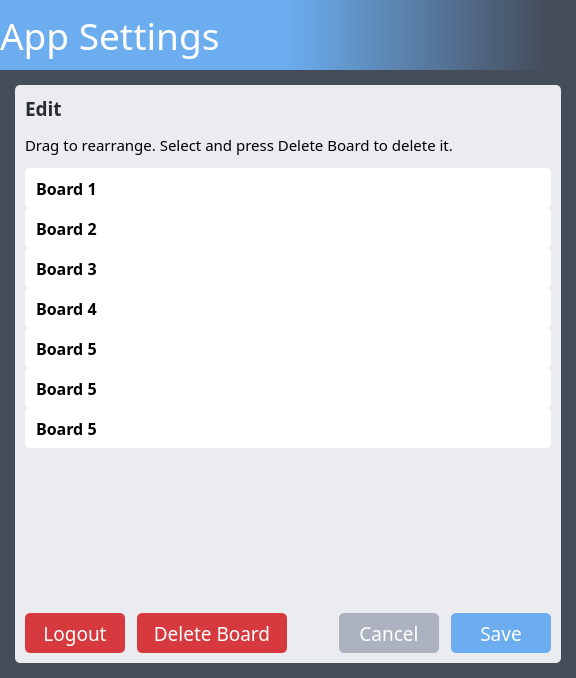
Before: the Qt Designer form src/ui/app_settings.ui in dulapahv/Kanbaru, drawn with Qt 5.
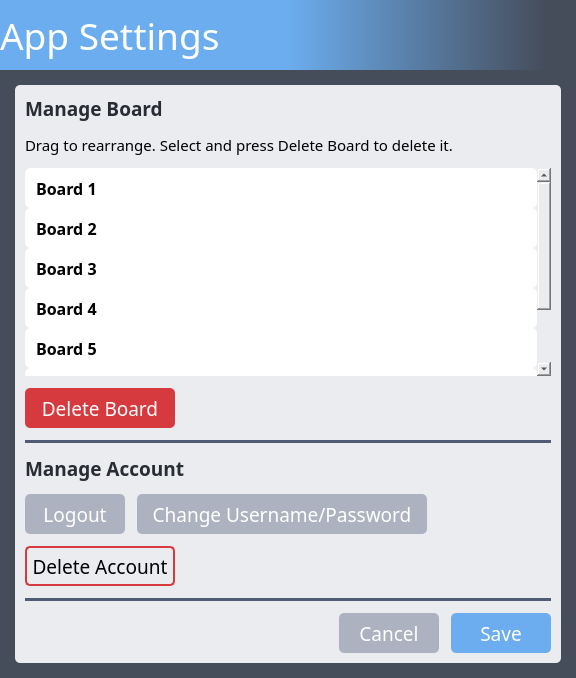
After: the same form once the commit is applied.

What changed in the file:
```diff
--- a/src/ui/app_settings.ui
+++ b/src/ui/app_settings.ui
@@ -113,7 +113,7 @@
                  <string notr="true">color: #282c33;</string>
                 </property>
                 <property name="text">
-                 <string>Edit</string>
+                 <string>Manage Board</string>
                 </property>
                </widget>
               </item>
@@ -145,6 +145,9 @@
 QListWidget::item:hover {background-color: #f4f5f7; color: #000000}
 QScrollBar:vertical {width: 10px; margin: 0px 0px 0px 0px; background-color: #acb2bf}</string>
                 </property>
+                <property name="frameShape">
+                 <enum>QFrame::NoFrame</enum>
+                </property>
                 <property name="dragEnabled">
                  <bool>true</bool>
                 </property>
@@ -200,76 +203,212 @@
                 </item>
                </widget>
               </item>
+              <item>
+               <widget class="QPushButton" name="pushButton_4">
+                <property name="sizePolicy">
+                 <sizepolicy hsizetype="Fixed" vsizetype="Fixed">
+                  <horstretch>0</horstretch>
+                  <verstretch>0</verstretch>
+                 </sizepolicy>
+                </property>
+                <property name="minimumSize">
+                 <size>
+                  <width>150</width>
+                  <height>40</height>
+                 </size>
+                </property>
+                <property name="font">
+                 <font>
+                  <family>Torus Pro</family>
+                  <pointsize>14</pointsize>
+                 </font>
+                </property>
+                <property name="cursor">
+                 <cursorShape>PointingHandCursor</cursorShape>
+                </property>
+                <property name="styleSheet">
+                 <string notr="true">QPushButton {background-color: #d63a3e; color: #ffffff; border-radius: 5px}
+QPushButton:hover {background-color: #9e2a2a;}</string>
+                </property>
+                <property name="text">
+                 <string>Delete Board</string>
+                </property>
+               </widget>
+              </item>
+              <item>
+               <widget class="Line" name="line_2">
+                <property name="styleSheet">
+                 <string notr="true">background-color: #505b76;</string>
+                </property>
+                <property name="frameShadow">
+                 <enum>QFrame::Plain</enum>
+                </property>
+                <property name="lineWidth">
+                 <number>0</number>
+                </property>
+                <property name="midLineWidth">
+                 <number>0</number>
+                </property>
+                <property name="orientation">
+                 <enum>Qt::Horizontal</enum>
+                </property>
+               </widget>
+              </item>
+              <item>
+               <widget class="QLabel" name="label_9">
+                <property name="font">
+                 <font>
+                  <family>Torus Pro</family>
+                  <pointsize>14</pointsize>
+                  <bold>true</bold>
+                 </font>
+                </property>
+                <property name="styleSheet">
+                 <string notr="true">color: #282c33;</string>
+                </property>
+                <property name="text">
+                 <string>Manage Account</string>
+                </property>
+               </widget>
+              </item>
+              <item>
+               <layout class="QHBoxLayout" name="horizontalLayout_2">
+                <item>
+                 <widget class="QPushButton" name="pushButton_6">
+                  <property name="sizePolicy">
+                   <sizepolicy hsizetype="Fixed" vsizetype="Fixed">
+                    <horstretch>0</horstretch>
+                    <verstretch>0</verstretch>
+                   </sizepolicy>
+                  </property>
+                  <property name="minimumSize">
+                   <size>
+                    <width>100</width>
+                    <height>40</height>
+                   </size>
+                  </property>
+                  <property name="font">
+                   <font>
+                    <family>Torus Pro</family>
+                    <pointsize>14</pointsize>
+                   </font>
+                  </property>
+                  <property name="cursor">
+                   <cursorShape>PointingHandCursor</cursorShape>
+                  </property>
+                  <property name="styleSheet">
+                   <string notr="true">QPushButton {background-color: #acb2bf; color: #ffffff; border-radius: 5px}
+QPushButton:hover {background-color: #7e828c;}</string>
+                  </property>
+                  <property name="text">
+                   <string>Logout</string>
+                  </property>
+                 </widget>
+                </item>
+                <item>
+                 <widget class="QPushButton" name="pushButton_8">
+                  <property name="sizePolicy">
+                   <sizepolicy hsizetype="Fixed" vsizetype="Fixed">
+                    <horstretch>0</horstretch>
+                    <verstretch>0</verstretch>
+                   </sizepolicy>
+                  </property>
+                  <property name="minimumSize">
+                   <size>
+                    <width>290</width>
+                    <height>40</height>
+                   </size>
+                  </property>
+                  <property name="font">
+                   <font>
+                    <family>Torus Pro</family>
+                    <pointsize>14</pointsize>
+                   </font>
+                  </property>
+                  <property name="cursor">
+                   <cursorShape>PointingHandCursor</cursorShape>
+                  </property>
+                  <property name="styleSheet">
+                   <string notr="true">QPushButton {background-color: #acb2bf; color: #ffffff; border-radius: 5px}
+QPushButton:hover {background-color: #7e828c;}</string>
+                  </property>
+                  <property name="text">
+                   <string>Change Username/Password</string>
+                  </property>
+                 </widget>
+                </item>
+                <item>
+                 <spacer name="horizontalSpacer_2">
+                  <property name="orientation">
+                   <enum>Qt::Horizontal</enum>
+                  </property>
+                  <property name="sizeHint" stdset="0">
+                   <size>
+                    <width>40</width>
+                    <height>20</height>
+                   </size>
+                  </property>
+                 </spacer>
+                </item>
+               </layout>
+              </item>
+              <item>
+               <widget class="QPushButton" name="pushButton_5">
+                <property name="sizePolicy">
+                 <sizepolicy hsizetype="Fixed" vsizetype="Fixed">
+                  <horstretch>0</horstretch>
+                  <verstretch>0</verstretch>
+                 </sizepolicy>
+                </property>
+                <property name="minimumSize">
+                 <size>
+                  <width>150</width>
+                  <height>40</height>
+                 </size>
+                </property>
+                <property name="font">
+                 <font>
+                  <family>Torus Pro</family>
+                  <pointsize>14</pointsize>
+                 </font>
+                </property>
+                <property name="cursor">
+                 <cursorShape>PointingHandCursor</cursorShape>
+                </property>
+                <property name="styleSheet">
+                 <string notr="true">QPushButton {border-color: #d63a3e; border-width: 1.5px; border-style: solid; color: #000000; border-radius: 5px}
+QPushButton:hover {background-color: #d63a3e; color: #ffffff;}</string>
+                </property>
+                <property name="text">
+                 <string>Delete Account</string>
+                </property>
+               </widget>
+              </item>
+              <item>
+               <widget class="Line" name="line">
+                <property name="styleSheet">
+                 <string notr="true">background-color: #505b76;</string>
+                </property>
+                <property name="frameShadow">
+                 <enum>QFrame::Plain</enum>
+                </property>
+                <property name="lineWidth">
+                 <number>0</number>
+                </property>
+                <property name="midLineWidth">
+                 <number>0</number>
+                </property>
+                <property name="orientation">
+                 <enum>Qt::Horizontal</enum>
+                </property>
+               </widget>
+              </item>
              </layout>
             </item>
            </layout>
           </item>
           <item>
            <layout class="QHBoxLayout" name="horizontalLayout">
-            <item>
-             <widget class="QPushButton" name="pushButton_6">
-              <property name="sizePolicy">
-               <sizepolicy hsizetype="Fixed" vsizetype="Fixed">
-                <horstretch>0</horstretch>
-                <verstretch>0</verstretch>
-               </sizepolicy>
-              </property>
-              <property name="minimumSize">
-               <size>
-                <width>100</width>
-                <height>40</height>
-               </size>
-              </property>
-              <property name="font">
-               <font>
-                <family>Torus Pro</family>
-                <pointsize>14</pointsize>
-               </font>
-              </property>
-              <property name="cursor">
-               <cursorShape>PointingHandCursor</cursorShape>
-              </property>
-              <property name="styleSheet">
-               <string notr="true">QPushButton {background-color: #d63a3e; color: #ffffff; border-radius: 5px}
-QPushButton:hover {background-color: #9e2a2a;}</string>
-              </property>
-              <property name="text">
-               <string>Logout</string>
-              </property>
-             </widget>
-            </item>
-            <item>
-             <widget class="QPushButton" name="pushButton_4">
-              <property name="sizePolicy">
-               <sizepolicy hsizetype="Fixed" vsizetype="Fixed">
-                <horstretch>0</horstretch>
-                <verstretch>0</verstretch>
-               </sizepolicy>
-              </property>
-              <property name="minimumSize">
-               <size>
-                <width>150</width>
-                <height>40</height>
-               </size>
-              </property>
-              <property name="font">
-               <font>
-                <family>Torus Pro</family>
-                <pointsize>14</pointsize>
-               </font>
-              </property>
-              <property name="cursor">
-               <cursorShape>PointingHandCursor</cursorShape>
-              </property>
-              <property name="styleSheet">
-               <string notr="true">QPushButton {background-color: #d63a3e; color: #ffffff; border-radius: 5px}
-QPushButton:hover {background-color: #9e2a2a;}</string>
-              </property>
-              <property name="text">
-               <string>Delete Board</string>
-              </property>
-             </widget>
-            </item>
             <item>
              <spacer name="horizontalSpacer">
               <property name="orientation">
```
Left out of the diff: 6 changed lines with no effect on the pictures.
